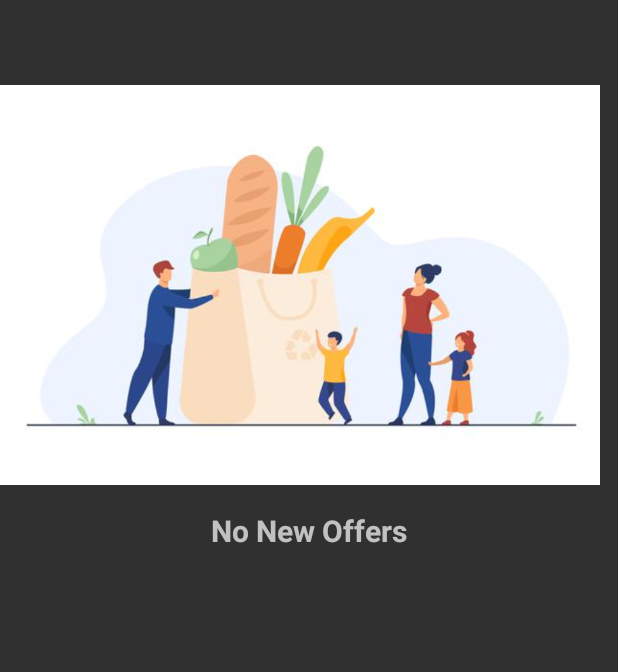
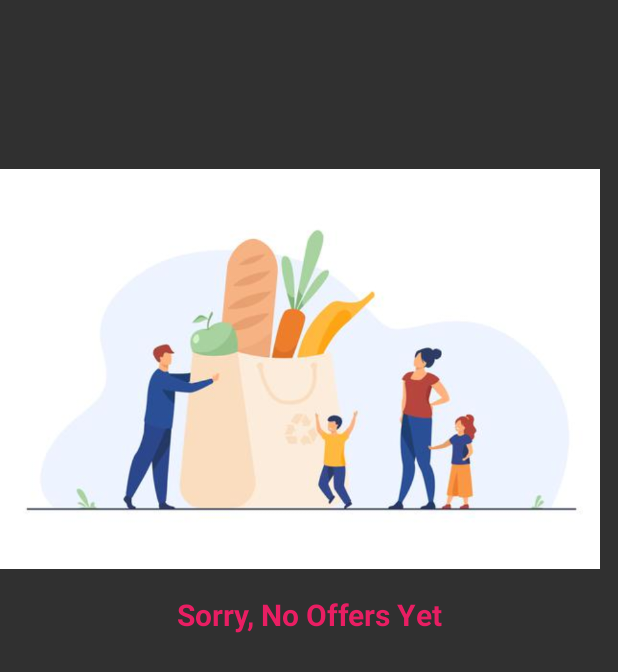
Before and after one commit to HRx17/SmartShopping, an Android app: the layout fragment_offers2.xml on its own in the app's theme, with its tools: preview values and no code run, on a phone screen of 412 x 824 dp. Shown: the top 672 px of the screen. Run offline under Robolectric (Android 15) with nearby library versions, the light colour scheme and no system bars.

Commit message:
Main-Navigation

```diff
--- a/app/build.gradle
+++ b/app/build.gradle
@@ -54,6 +54,7 @@ dependencies {
     implementation 'com.google.firebase:firebase-firestore:23.0.3'
     implementation 'com.google.firebase:firebase-storage:20.0.0'
     implementation 'androidx.annotation:annotation:1.2.0'
+    implementation 'androidx.recyclerview:recyclerview:1.2.1'
     testImplementation 'junit:junit:4.+'
     implementation 'id.zelory:compressor:2.1.0'
     implementation 'com.razorpay:checkout:1.5.16'
--- a/app/src/main/java/com/example/getstarted/adaptors/OfferAdaptor.java
+++ b/app/src/main/java/com/example/getstarted/adaptors/OfferAdaptor.java
@@ -47,8 +47,6 @@ public class OfferAdaptor extends RecyclerView.Adapter<OfferAdaptor.ViewHolder>{
         Glide.with(context).load(list.get(position).getImg_url()).into(holder.img);
         holder.name.setText(list.get(position).getName());
         holder.price.setText(String.valueOf(list.get(position).getPrice()));
-
-
     }
 
     @Override
--- a/app/src/main/java/com/example/getstarted/offersFragment.java
+++ b/app/src/main/java/com/example/getstarted/offersFragment.java
@@ -1,5 +1,6 @@
 package com.example.getstarted;
 
+import android.app.Fragment;
 import android.content.BroadcastReceiver;
 import android.content.Context;
 import android.content.Intent;
@@ -7,7 +8,6 @@ import android.content.IntentFilter;
 import android.os.Bundle;
 
 import androidx.annotation.NonNull;
-import androidx.fragment.app.Fragment;
 import androidx.localbroadcastmanager.content.LocalBroadcastManager;
 import androidx.recyclerview.widget.LinearLayoutManager;
 import androidx.recyclerview.widget.RecyclerView;
--- a/app/src/main/java/com/example/getstarted/ui/home/HomeViewModel.java
+++ /dev/null
@@ -1,19 +0,0 @@
-package com.example.getstarted.ui.home;
-
-import androidx.lifecycle.LiveData;
-import androidx.lifecycle.MutableLiveData;
-import androidx.lifecycle.ViewModel;
-
-public class HomeViewModel extends ViewModel {
-
-    private MutableLiveData<String> mText;
-
-    public HomeViewModel() {
-        mText = new MutableLiveData<>();
-        mText.setValue("This is home fragment");
-    }
-
-    public LiveData<String> getText() {
-        return mText;
-    }
-}
--- a/app/src/main/res/layout/fragment_offers2.xml
+++ b/app/src/main/res/layout/fragment_offers2.xml
@@ -3,7 +3,9 @@
     xmlns:tools="http://schemas.android.com/tools"
     android:layout_width="match_parent"
     android:layout_height="match_parent"
-    tools:context=".offersFragment">
+    xmlns:app="http://schemas.android.com/apk/res-auto"
+    tools:context=".newproductsFragment">
+
     <LinearLayout
         android:layout_width="match_parent"
         android:layout_height="match_parent"
@@ -11,20 +13,35 @@
         <LinearLayout
             android:layout_width="match_parent"
             android:layout_height="wrap_content"
-        android:id="@+id/offer_empty"
-        android:orientation="vertical">
+            android:orientation="vertical"
+            android:id="@+id/offer_empty">
             <ImageView
+                android:id="@+id/imageView4"
                 android:layout_width="400dp"
                 android:layout_height="300dp"
-        android:layout_marginTop="40dp"
-        android:src="@drawable/newproducts"/>
+                android:layout_marginTop="96dp"
+                android:src="@drawable/newproducts"
+                app:layout_constraintEnd_toEndOf="parent"
+                app:layout_constraintHorizontal_bias="0.454"
+                app:layout_constraintStart_toStartOf="parent"
+                app:layout_constraintTop_toTopOf="parent" />
+
             <TextView
-        android:layout_width="wrap_content"
+                android:layout_width="match_parent"
                 android:layout_height="wrap_content"
-        android:text="No New Offers"
-        android:layout_gravity="center"
-        android:textSize="20dp"
-        android:textStyle="bold"/>
+                android:text="Sorry, No Offers Yet"
+                android:textAlignment="center"
+                android:textColor="#E91E63"
+                android:textSize="20sp"
+                android:textStyle="bold"
+
+
+                app:layout_constraintBottom_toBottomOf="parent"
+                app:layout_constraintEnd_toEndOf="parent"
+                app:layout_constraintHorizontal_bias="1.0"
+                app:layout_constraintStart_toStartOf="parent"
+                app:layout_constraintTop_toBottomOf="@+id/imageView4"
+                app:layout_constraintVertical_bias="0.0" />
         </LinearLayout>
         <LinearLayout
             android:layout_width="match_parent"
@@ -36,8 +53,5 @@
                 android:layout_height="wrap_content"
                 android:id="@+id/rec_offer"/>
         </LinearLayout>
-
     </LinearLayout>
-
-
 </FrameLayout>
--- a/app/src/main/res/layout/offer_item.xml
+++ b/app/src/main/res/layout/offer_item.xml
@@ -1,7 +1,7 @@
 <?xml version="1.0" encoding="utf-8"?>
 <androidx.cardview.widget.CardView xmlns:android="http://schemas.android.com/apk/res/android"
     android:layout_width="match_parent"
-    android:layout_height="match_parent"
+    android:layout_height="wrap_content"
     xmlns:app="http://schemas.android.com/apk/res-auto"
     android:layout_margin="15dp"
     app:cardCornerRadius="15dp"
```
Lines whose indentation alone changed are shown as unchanged.
